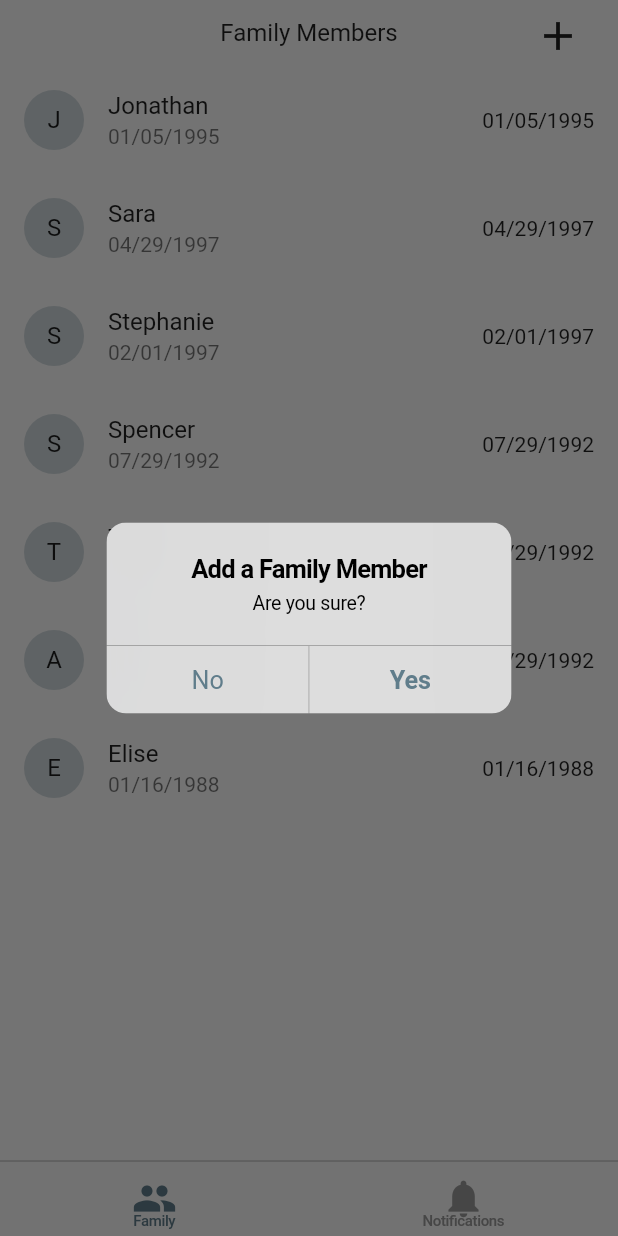
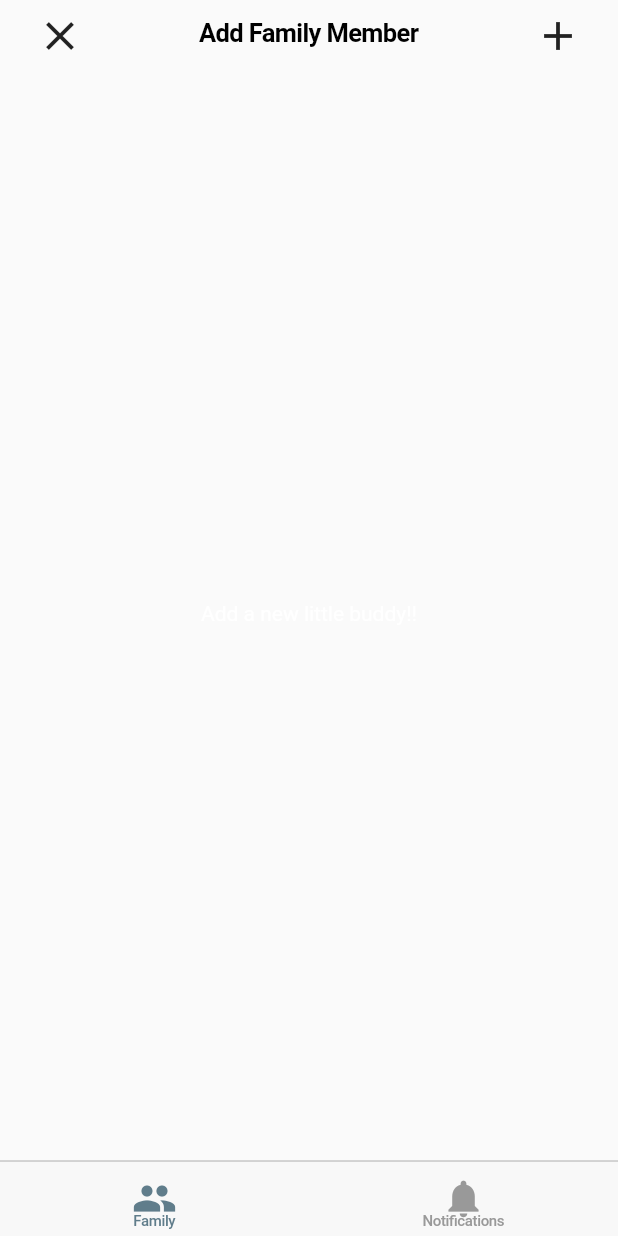
Before and after one commit to steele232/Flutter_SiblingAgeTracker, a Flutter app: the screen it shows after launch, after a tap on the "add" icon, on a phone screen of 412 x 824 dp. Run offline on Flutter 3.47's test engine with Material 2 defaults, Android fonts, the phone set to English and light mode, and no system bars; our stand-ins replace firebase_messaging, fluro; accounts and stored records are empty.

Commit message:
Starting to have a dialog for adding a new family member.

```diff
--- /dev/null
+++ b/lib/addNewFM.dart
@@ -0,0 +1,58 @@
+import 'package:flutter/material.dart';
+import 'package:flutter/cupertino.dart';
+
+import 'package:firebase_messaging/firebase_messaging.dart';
+import 'package:fluro/fluro.dart';
+
+//my own imports
+import 'family.dart';
+import 'notifications.dart';
+import 'theme.dart';
+
+
+// COPIED FROM https://marcinszalek.pl/flutter/flutter-fullscreendialog-tutorial-weighttracker-ii/
+
+class AddEntryDialog extends StatefulWidget {
+  @override
+  AddEntryDialogState createState() => new AddEntryDialogState();
+}
+
+class AddEntryDialogState extends State<AddEntryDialog> {
+  @override
+  Widget build(BuildContext context) {
+    return new CupertinoPageScaffold(
+      navigationBar: new CupertinoNavigationBar(
+          backgroundColor: kIOSTheme.backgroundColor,
+          leading: new Material(
+              child: new IconButton(
+                icon: new Icon(Icons.clear),
+                onPressed: (() {
+                  Navigator.pop(context);
+                })
+              ),
+          ),
+          middle: new Text('Add Family Member'),
+          trailing: new Material(
+            child: new IconButton(
+              icon: new Icon(Icons.add),
+              onPressed: (() { Navigator.pop(context); }),
+            ),
+          ),
+
+      ),
+      child: new Center(child: new Text('Add a new little buddy!!')),
+//      appBar: new AppBar(
+//        title: const Text('New entry'),
+//        actions: [
+//          new FlatButton(
+//              onPressed: () {
+//                //TODO: Handle save
+//              },
+//              child: new Text('SAVE',)
+//          ),
+//        ],
+//      ),
+//      body: new Text("Foo"),
+    );
+  }
+}
--- a/lib/family.dart
+++ b/lib/family.dart
@@ -4,6 +4,7 @@ import 'package:firebase_messaging/firebase_messaging.dart';
 import 'familymember.dart';
 
 import 'theme.dart';
+import 'addNewFM.dart';
 
 
 class FamilyMemberPage extends StatefulWidget {
@@ -24,25 +25,13 @@ class FamilyMemberPageState extends State<FamilyMemberPage> {
     Navigator.pop(context);
   }
 
-  void _showDialog() {
-    showDialog(
-      context: context,
-      child: new CupertinoAlertDialog(
-        title: new Text("Add a Family Member"),
-        content: new Text("Are you sure?"),
-        actions: <Widget>[
-          new CupertinoDialogAction(
-            child: new Text("No"),
-            onPressed: _sayNo,
-          ),
-          new CupertinoDialogAction(
-            child: new Text("Yes"),
-            isDefaultAction: true,
-            onPressed: _sayYes,
-          ),
-        ],
-      ),
-    );
+  void _showFullDialog() {
+    Navigator.of(context).push(new MaterialPageRoute<Null>(
+        builder: (BuildContext context) {
+          return new AddEntryDialog(); //Will need to change name later as we go on.
+        },
+        fullscreenDialog: true
+    ));
   }
 
 
@@ -87,7 +76,7 @@ class FamilyMemberPageState extends State<FamilyMemberPage> {
 
     return new CupertinoPageScaffold(
       navigationBar: new CupertinoNavigationBar(
-        backgroundColor: const Color(0xFFF8F8F8), // this is adjusted from 0xCCF8F8F8 to be opacity 1.0
+        backgroundColor: kIOSTheme.backgroundColor, // this is adjusted from 0xCCF8F8F8 to be opacity 1.0
         middle: new Container(
           child: new Text(
             'Family Members',
@@ -98,7 +87,7 @@ class FamilyMemberPageState extends State<FamilyMemberPage> {
         trailing: new Material(
           child: new IconButton(
             icon: new Icon(Icons.add),
-            onPressed: _showDialog,
+            onPressed: _showFullDialog,
           ),
         ),
       ),
--- a/lib/main.dart
+++ b/lib/main.dart
@@ -45,6 +45,7 @@ class _MyHomePageState extends State<MyHomePage> {
           fontFamily: "Roboto",
         ),
         child: new CupertinoTabScaffold(
+
           tabBar: new CupertinoTabBar(
             backgroundColor: kIOSTheme.backgroundColor, // this is adjusted from 0xCCF8F8F8 to be opacity 1.0
             items: <BottomNavigationBarItem>[
```
